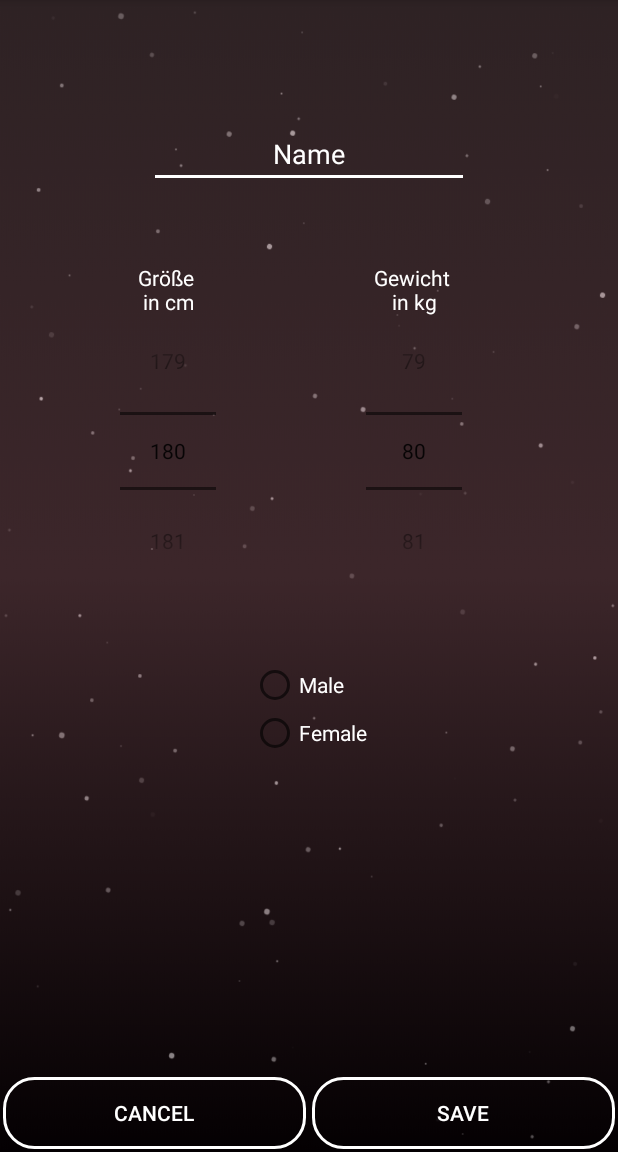
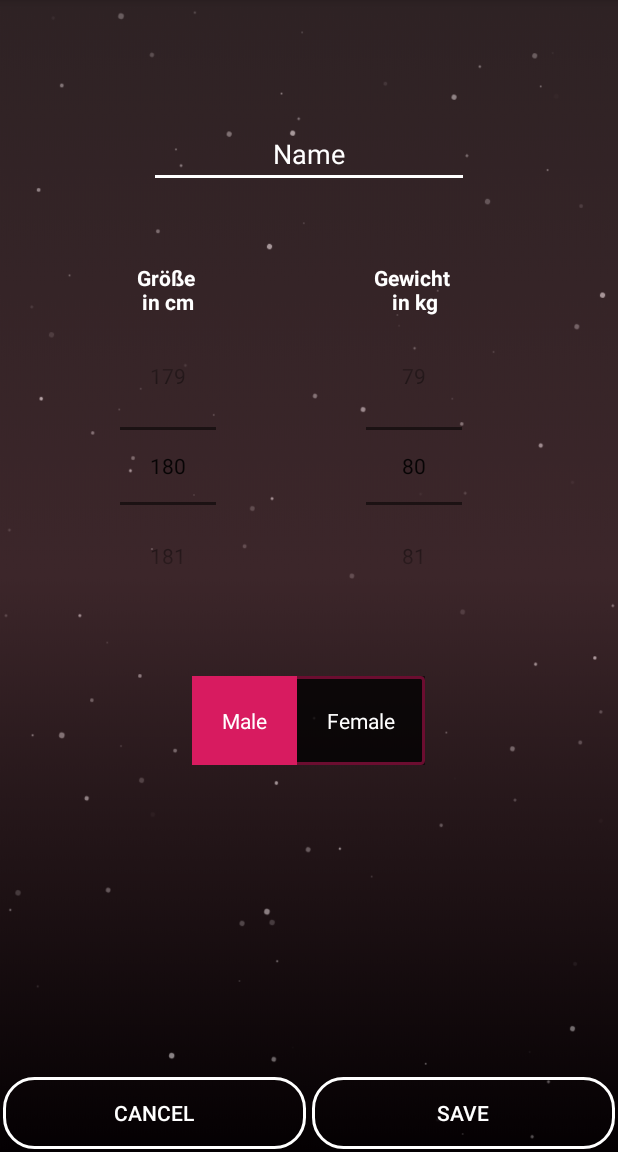
Before and after one commit to not-productive-yet/Promillerechner, an Android app: the PersonCreate screen opened directly, with no data from a screen before it, on a phone screen of 412 x 824 dp, the part 84-1236 px from its top. Run offline under Robolectric (Android 15) with nearby library versions, the phone set to English and light mode, and no system bars; our stand-ins replace Room's generated code.

Commit message:
Layout und so

```diff
--- /dev/null
+++ b/app/src/main/res/drawable/pink_outline.xml
@@ -0,0 +1,9 @@
+<?xml version="1.0" encoding="utf-8"?>
+    <shape xmlns:android="http://schemas.android.com/apk/res/android"
+        android:shape="rectangle">
+        <corners android:radius="2dp" />
+        <solid android:color="#80000000" />
+        <stroke
+            android:width="2dp"
+            android:color="@color/colorAccent" />
+    </shape>
--- a/app/src/main/res/drawable/toggle_selector.xml
+++ b/app/src/main/res/drawable/toggle_selector.xml
@@ -1,5 +1,5 @@
-<?xml version="1.0" encoding="utf-8"?>
+<?xml version="1.0" encoding="UTF-8" standalone="no"?>
 <selector xmlns:android="http://schemas.android.com/apk/res/android">
-    <item android:drawable="@drawable/icon_woman" android:state_checked="true"/>
-    <item android:drawable="@drawable/icon_man" android:state_checked="false" />
+    <item android:drawable="@color/colorAccent" android:state_checked="true" />
+    <item android:drawable="@color/colorTrans" />
 </selector>
--- a/app/src/main/res/layout/activity_database_person_create.xml
+++ b/app/src/main/res/layout/activity_database_person_create.xml
@@ -51,7 +51,7 @@
         android:textColor="@color/colorWhite"
         android:textColorHint="@color/colorWhite"
         />
-    -->
+-->
 <LinearLayout
     android:layout_width="wrap_content"
     android:layout_height="wrap_content"
@@ -68,6 +68,8 @@
         android:textColor="@color/colorWhite"
         android:layout_below="@id/editName"
         android:textAlignment="center"
+        android:textStyle="bold"
+        android:layout_marginBottom="10dp"
         />
 
     <NumberPicker
@@ -84,16 +86,19 @@
     android:layout_below="@id/editName"
     android:orientation="vertical"
     android:id="@+id/Size"
-    android:layout_marginLeft="80dp">
+    android:layout_marginLeft="80dp"
+    >
 
     <TextView
         android:id="@+id/textNumberPickerSize"
         android:layout_width="match_parent"
         android:layout_height="wrap_content"
         android:text="Größe \nin cm"
+        android:textStyle="bold"
         android:layout_below="@id/editName"
         android:textAlignment="center"
         android:textColor="@color/colorWhite"
+        android:layout_marginBottom="10dp"
         />
 
     <NumberPicker
@@ -110,26 +115,33 @@
         android:id="@+id/radioGroupEditGender"
         android:layout_width="wrap_content"
         android:layout_height="wrap_content"
+        android:layout_centerHorizontal="true"
+        android:layout_marginTop="50dp"
         android:layout_below="@id/Size"
-        android:layout_centerHorizontal="true"
-        android:layout_marginTop="50dp">
-
+        android:background="@drawable/pink_outline"
+        android:orientation="horizontal"
+        android:layout_margin="50dp">
         <RadioButton
             android:id="@+id/radioButtonMale"
+            android:layout_height="wrap_content"
             android:layout_width="wrap_content"
-            android:layout_height="wrap_content"
             android:text="Male"
-            android:textColor="@color/colorWhite"/>
+            android:textColor="@color/colorWhite"
+            android:background="@drawable/toggle_selector"
+            android:button="@null"
+            android:checked="true"
+            android:padding="20dp"
+            />
         <RadioButton
             android:id="@+id/radioButtonFemale"
             android:layout_width="wrap_content"
             android:layout_height="wrap_content"
             android:text="Female"
-            android:textColor="@color/colorWhite"/>
-
+            android:textColor="@color/colorWhite"
+            android:background="@drawable/toggle_selector"
+            android:button="@null"
+            android:padding="20dp" />
     </RadioGroup>
-
-
 
     <LinearLayout
         android:layout_width="match_parent"
@@ -144,7 +156,8 @@
             android:textColor="@color/colorWhite"
             android:layout_weight="1"
             android:background="@drawable/button_main"
-            android:layout_margin="2dp"/>
+            android:layout_margin="2dp"
+            />
 
         <Button
             android:id="@+id/buttonSavePerson"
```
Also changed, not shown: 1 other file.
